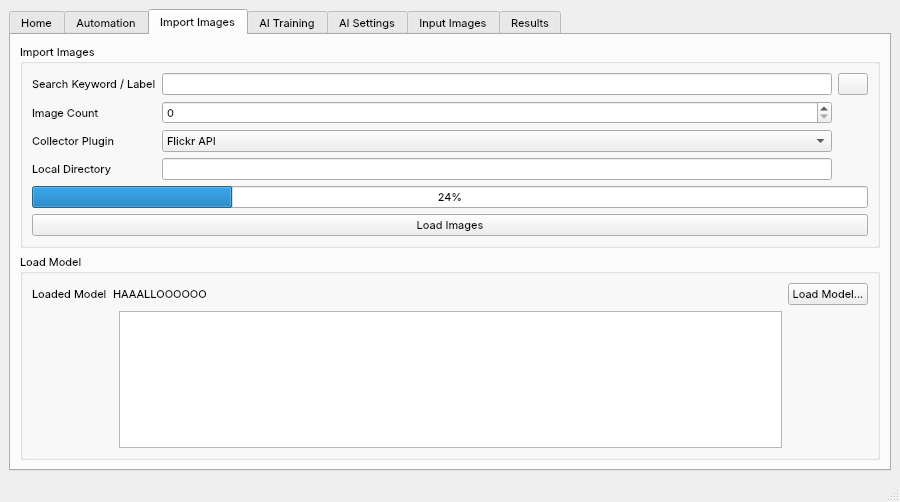
Above: mainwindow.ui from Joensw/RCAIT before the change. Below: the same form after it.
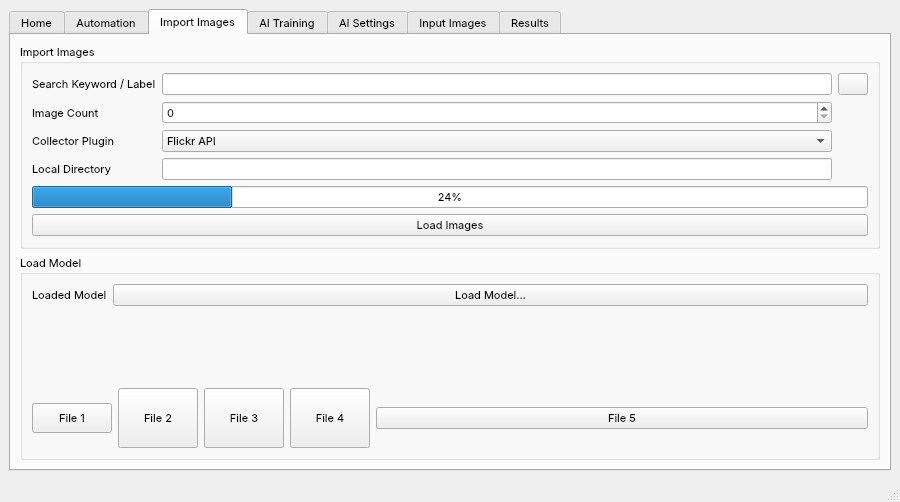
That is the form after the change. Icons and pictures are not drawn. Custom widgets are drawn as their Qt base class.

Commit message: Automation Tab eingefügt inklusive Inhalt

```diff
--- a/mainwindow.ui
+++ b/mainwindow.ui
@@ -579,7 +579,7 @@
           </property>
           <layout class="QGridLayout" name="gridLayout_14">
            <item row="0" column="0">
-            <layout class="QGridLayout" name="gridLayout_13">
+            <layout class="QFormLayout" name="formLayout_2">
              <item row="0" column="0">
               <widget class="QLabel" name="label_loaded_model_text">
                <property name="text">
@@ -587,20 +587,97 @@
                </property>
               </widget>
              </item>
-             <item row="0" column="3">
+             <item row="0" column="1">
               <widget class="QPushButton" name="pushButton_6">
                <property name="text">
                 <string>Load Model...</string>
                </property>
               </widget>
              </item>
-             <item row="1" column="2">
-              <widget class="QListWidget" name="listWidget"/>
+            </layout>
+           </item>
+           <item row="1" column="0">
+            <layout class="QHBoxLayout" name="horizontalLayout_2">
+             <item>
+              <widget class="QPushButton" name="pushButton_18">
+               <property name="sizePolicy">
+                <sizepolicy hsizetype="Fixed" vsizetype="Fixed">
+                 <horstretch>0</horstretch>
+                 <verstretch>0</verstretch>
+                </sizepolicy>
+               </property>
+               <property name="minimumSize">
+                <size>
+                 <width>30</width>
+                 <height>30</height>
+                </size>
+               </property>
+               <property name="text">
+                <string>File 1</string>
+               </property>
+              </widget>
              </item>
-             <item row="0" column="1" colspan="2">
-              <widget class="QLabel" name="label_loaded_model">
+             <item>
+              <widget class="QPushButton" name="pushButton_17">
+               <property name="sizePolicy">
+                <sizepolicy hsizetype="Fixed" vsizetype="Fixed">
+                 <horstretch>0</horstretch>
+                 <verstretch>0</verstretch>
+                </sizepolicy>
+               </property>
+               <property name="minimumSize">
+                <size>
+                 <width>60</width>
+                 <height>60</height>
+                </size>
+               </property>
                <property name="text">
-                <string>HAAALLOOOOOO</string>
+                <string>File 2</string>
+               </property>
+              </widget>
+             </item>
+             <item>
+              <widget class="QPushButton" name="pushButton_16">
+               <property name="sizePolicy">
+                <sizepolicy hsizetype="Fixed" vsizetype="Fixed">
+                 <horstretch>0</horstretch>
+                 <verstretch>0</verstretch>
+                </sizepolicy>
+               </property>
+               <property name="minimumSize">
+                <size>
+                 <width>60</width>
+                 <height>60</height>
+                </size>
+               </property>
+               <property name="text">
+                <string>File 3</string>
+               </property>
+              </widget>
+             </item>
+             <item>
+              <widget class="QPushButton" name="pushButton_15">
+               <property name="sizePolicy">
+                <sizepolicy hsizetype="Fixed" vsizetype="Fixed">
+                 <horstretch>0</horstretch>
+                 <verstretch>0</verstretch>
+                </sizepolicy>
+               </property>
+               <property name="minimumSize">
+                <size>
+                 <width>60</width>
+                 <height>60</height>
+                </size>
+               </property>
+               <property name="text">
+                <string>File 4</string>
+               </property>
+              </widget>
+             </item>
+             <item>
+              <widget class="QPushButton" name="pushButton_14">
+               <property name="text">
+                <string>File 5</string>
                </property>
               </widget>
              </item>
```
